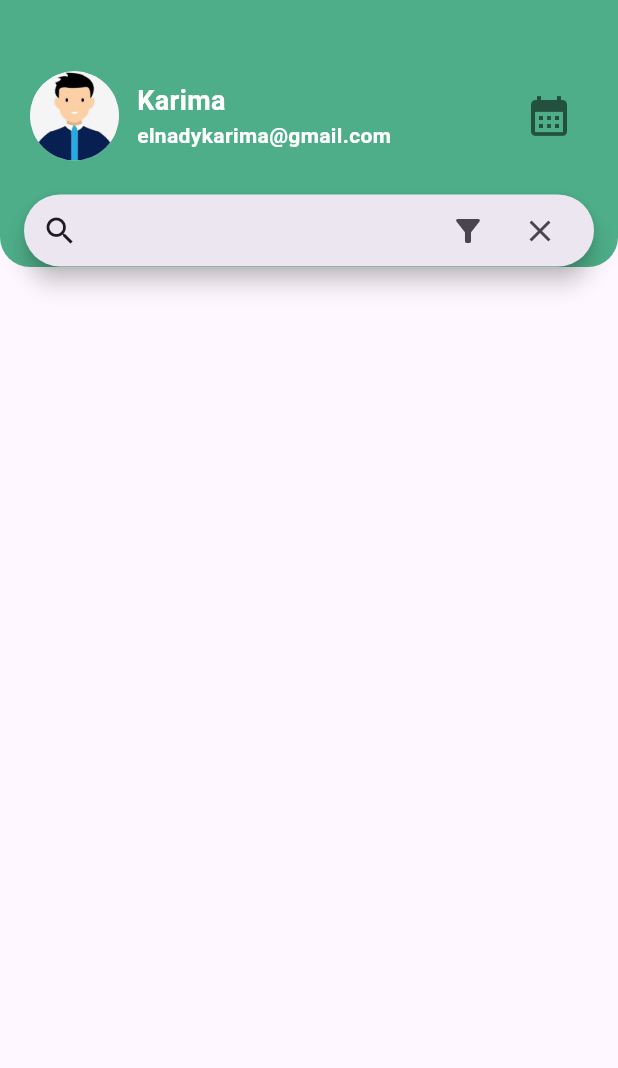
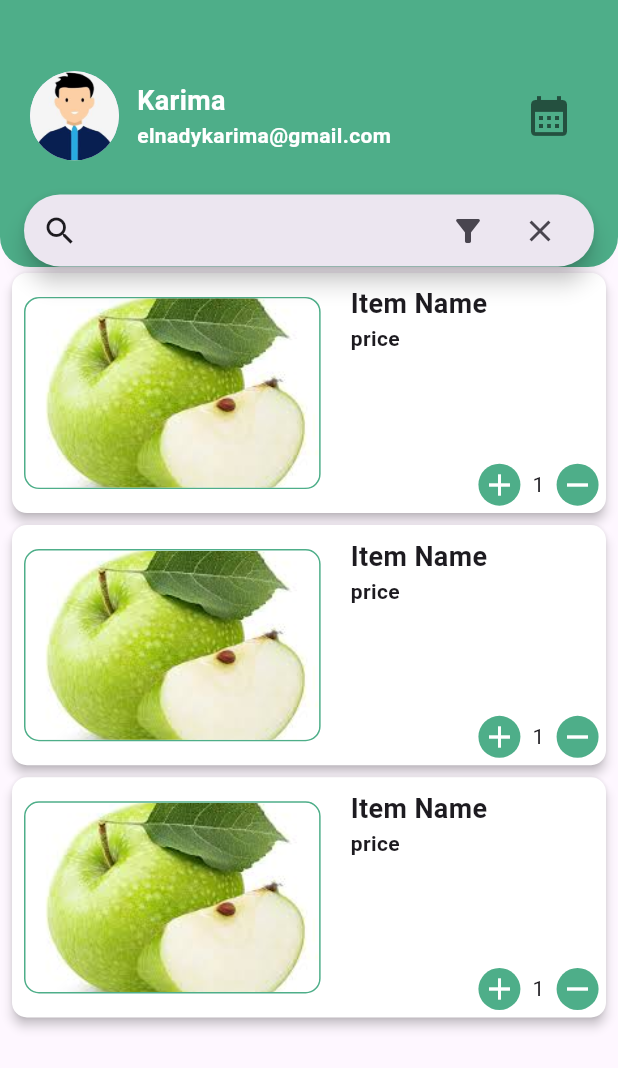
Before and after one commit to KarimaMahmoud626/Meal-Planning-App, a Flutter app: the CartView screen opened directly, on a phone screen of 412 x 824 dp. Shown: the top 1068 px of the screen. Run offline on Flutter 3.47's test engine with Material 3 defaults, Android fonts, the phone set to English and light mode, and no system bars; our stand-ins replace cloud_firestore, dartz, dots_indicator, firebase_auth, firebase_core, flutter_bloc and 5 more; missing offline and left inert: dart:ffi, flutter_facebook_auth, font_awesome_icon_class; accounts and stored records are empty.

Commit message:
create cart view item card

```diff
--- a/lib/core/widgets/bottom_nav_bar.dart
+++ b/lib/core/widgets/bottom_nav_bar.dart
@@ -3,8 +3,8 @@ import 'package:meal_planning_app/core/constants.dart';
 import 'package:meal_planning_app/core/utils/size_config.dart';
 import 'package:persistent_bottom_nav_bar/persistent_bottom_nav_bar.dart';
 import 'package:meal_planning_app/features/home/presentation/pages/grocerry/home_view.dart';
-import 'package:meal_planning_app/features/home/presentation/pages/grocerry/cart_view.dart';
-import 'package:meal_planning_app/features/home/presentation/pages/grocerry/favorite_items_view.dart';
+import 'package:meal_planning_app/features/home/presentation/pages/cart/cart_view.dart';
+import 'package:meal_planning_app/features/home/presentation/pages/favorites/favorite_items_view.dart';
 
 class BottomNavContainer extends StatelessWidget {
   BottomNavContainer({super.key});
--- a/lib/features/home/presentation/pages/grocerry/cart_view.dart
+++ b/lib/features/home/presentation/pages/cart/cart_view.dart
@@ -1,4 +1,5 @@
 import 'package:flutter/material.dart';
+import 'package:meal_planning_app/features/home/presentation/pages/cart/widgets/cart_view_body.dart';
 import 'package:meal_planning_app/features/home/presentation/pages/grocerry/widgets/custom_app_bar.dart';
 
 class CartView extends StatelessWidget {
@@ -6,9 +7,6 @@ class CartView extends StatelessWidget {
 
   @override
   Widget build(BuildContext context) {
-    return Scaffold(
-      appBar: CustomAppBar(),
-      // bottomNavigationBar: BottomNavBar(),
-    );
+    return Scaffold(appBar: CustomAppBar(), body: CartViewBody());
   }
 }
--- /dev/null
+++ b/lib/features/home/presentation/pages/cart/widgets/cart_view_body.dart
@@ -0,0 +1,19 @@
+import 'package:flutter/material.dart';
+import 'package:meal_planning_app/features/home/presentation/pages/cart/widgets/cart_view_item_card.dart';
+
+class CartViewBody extends StatelessWidget {
+  const CartViewBody({super.key});
+
+  @override
+  Widget build(BuildContext context) {
+    return ListView.builder(
+      itemCount: 3,
+      itemBuilder: (context, index) {
+        return Padding(
+          padding: const EdgeInsets.symmetric(horizontal: 4.0),
+          child: CartViewItemCard(),
+        );
+      },
+    );
+  }
+}
--- /dev/null
+++ b/lib/features/home/presentation/pages/cart/widgets/cart_view_item_card.dart
@@ -0,0 +1,60 @@
+import 'package:flutter/material.dart';
+import 'package:meal_planning_app/core/constants.dart';
+import 'package:meal_planning_app/core/utils/size_config.dart';
+import 'package:meal_planning_app/core/widgets/custom_icon_button.dart';
+import 'package:meal_planning_app/core/widgets/custom_title_subtitle.dart';
+import 'package:meal_planning_app/core/widgets/space_widget.dart';
+import 'package:meal_planning_app/features/home/presentation/pages/grocerry/widgets/rounded_rectangle_image_container.dart';
+
+class CartViewItemCard extends StatelessWidget {
+  const CartViewItemCard({super.key});
+
+  @override
+  Widget build(BuildContext context) {
+    return SizedBox(
+      height: SizeConfig.defaultSize! * 17,
+      width: SizeConfig.defaultSize! * 30,
+      child: Card(
+        color: Colors.white,
+        elevation: 3,
+        shape: RoundedRectangleBorder(borderRadius: BorderRadius.circular(10)),
+        child: Stack(
+          children: [
+            Padding(
+              padding: const EdgeInsets.symmetric(vertical: 8.0),
+              child: Row(
+                children: [
+                  RoundedRectangleImageContainer(
+                    height: 16,
+                    image: 'assets/images/green apple.jpeg',
+                  ),
+                  CustomTitleSubtitle(title: 'Item Name', subTitle: 'price'),
+                ],
+              ),
+            ),
+            Positioned(
+              bottom: SizeConfig.defaultSize! * 0.5,
+              right: SizeConfig.defaultSize! * 0.5,
+              child: Row(
+                spacing: 8,
+                children: [
+                  CustomIconButton(
+                    icon: Icons.add,
+                    iconColor: Color(0xFFFFFFFF),
+                    buttonColor: kMainColor,
+                  ),
+                  Text('1'),
+                  CustomIconButton(
+                    icon: Icons.remove,
+                    iconColor: Color(0xFFFFFFFF),
+                    buttonColor: kMainColor,
+                  ),
+                ],
+              ),
+            ),
+          ],
+        ),
+      ),
+    );
+  }
+}
--- a/lib/features/home/presentation/pages/grocerry/widgets/rounded_rectangle_image_container.dart
+++ b/lib/features/home/presentation/pages/grocerry/widgets/rounded_rectangle_image_container.dart
@@ -3,17 +3,22 @@ import 'package:meal_planning_app/core/constants.dart';
 import 'package:meal_planning_app/core/utils/size_config.dart';
 
 class RoundedRectangleImageContainer extends StatelessWidget {
-  const RoundedRectangleImageContainer({super.key, this.image});
+  const RoundedRectangleImageContainer({super.key, this.image, this.height});
 
   final String? image;
+  final double? height;
 
   @override
   Widget build(BuildContext context) {
     return Padding(
       padding: const EdgeInsets.all(8),
       child: Container(
-        height: (SizeConfig.defaultSize! * 11),
+        height:
+            height != null
+                ? (SizeConfig.defaultSize! * height!)
+                : (SizeConfig.defaultSize! * 11),
         width: (SizeConfig.defaultSize! * 20),
+        constraints: BoxConstraints(),
         decoration: BoxDecoration(
           color: Colors.transparent,
           borderRadius: BorderRadius.circular(10),
@@ -25,7 +30,10 @@ class RoundedRectangleImageContainer extends StatelessWidget {
             image!,
             fit: BoxFit.cover,
             width: (SizeConfig.defaultSize! * 20),
-            height: (SizeConfig.defaultSize! * 11),
+            height:
+                height != null
+                    ? (SizeConfig.defaultSize! * height!)
+                    : (SizeConfig.defaultSize! * 11),
           ),
         ),
       ),
```
Also changed, not shown: lib/features/home/presentation/pages/favorites/favorite_items_view.dart (renamed from lib/features/home/presentation/pages/grocerry/favorite_items_view.dart).
